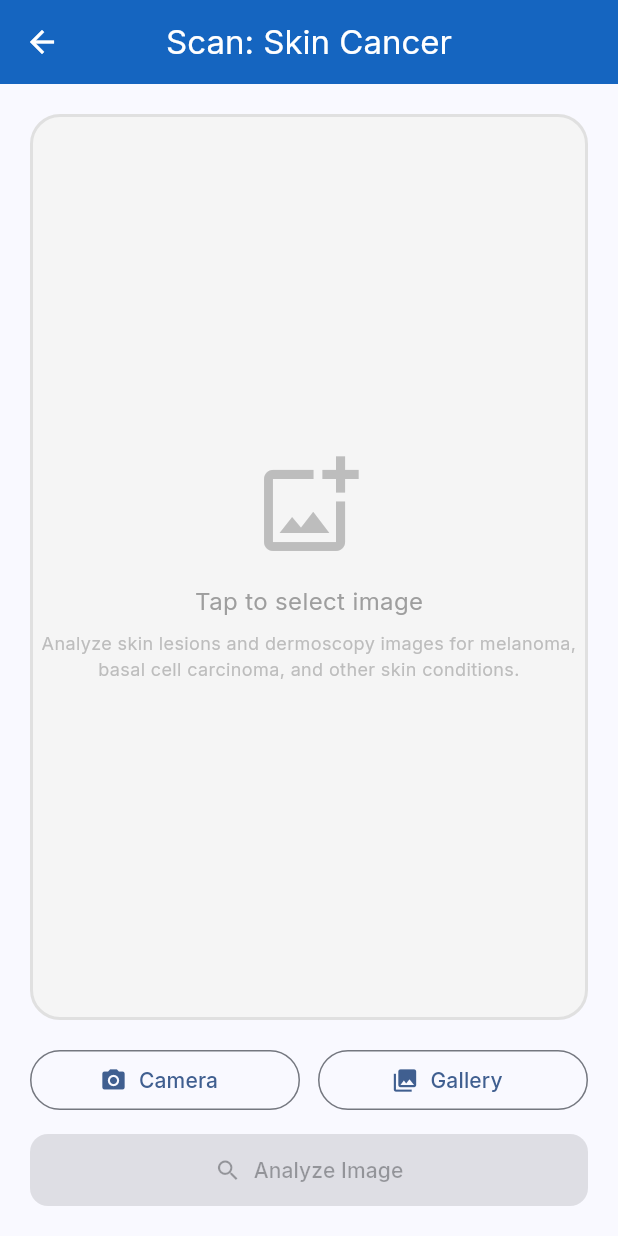
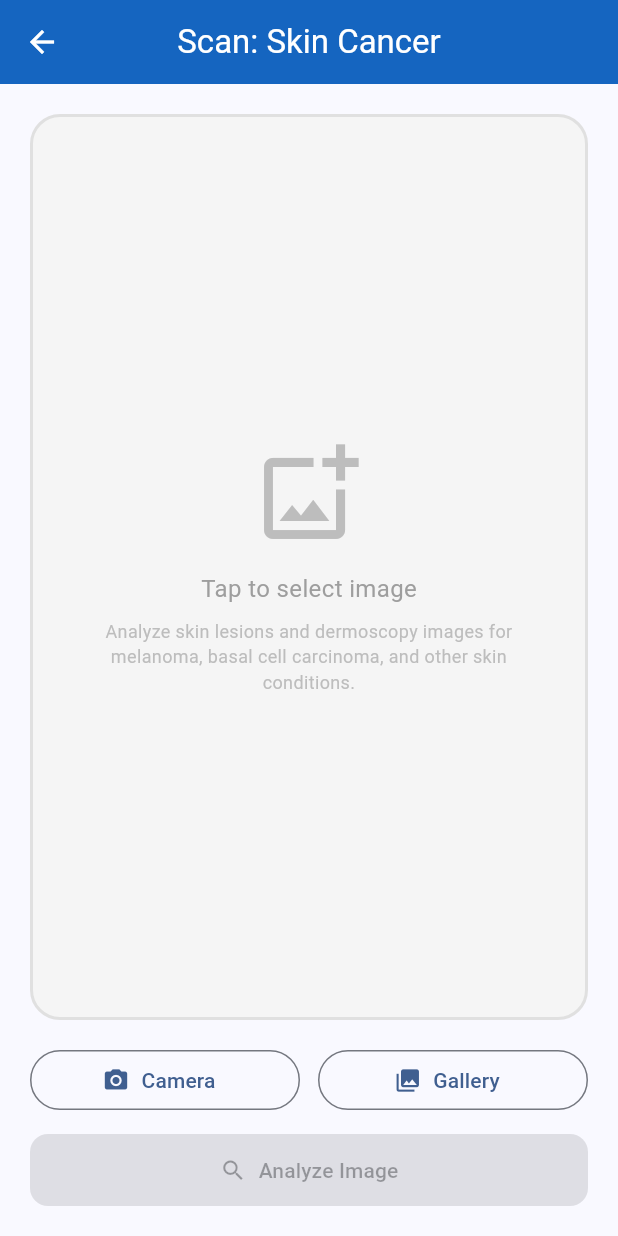
Before and after one commit to nikku-toji/cancer-detection-app, a Flutter app: the screen it shows after launch, after a tap on "Skin Cancer", on a phone screen of 412 x 824 dp. Run offline on Flutter 3.47's test engine with Material 3 defaults, Android fonts, the phone set to English and light mode, and no system bars; drawn by our look-alikes of flutter_animate; our stand-ins replace dio, flutter_riverpod, go_router, hive, hive_flutter, image_picker and 1 more; missing offline and left inert: file_selector, tflite_flutter; accounts and stored records are empty.

Commit message:
fix: remove google_fonts (macOS sandbox), add file_selector for desktop image picking, hide camera on desktop

```diff
--- a/lib/core/theme/app_theme.dart
+++ b/lib/core/theme/app_theme.dart
@@ -1,20 +1,19 @@
 import 'package:flutter/material.dart';
-import 'package:google_fonts/google_fonts.dart';
 
 class AppTheme {
-  static const _primaryColor = Color(0xFF1565C0); // Deep medical blue
-  static const _accentColor = Color(0xFF00ACC1);  // Teal accent
+  static const _primaryColor = Color(0xFF1565C0);
+  static const _accentColor = Color(0xFF00ACC1);
   static const _errorColor = Color(0xFFD32F2F);
   static const _warningColor = Color(0xFFF57C00);
   static const _successColor = Color(0xFF388E3C);
 
+  // Use system font — avoids macOS sandbox network block that google_fonts triggers
   static ThemeData get lightTheme => ThemeData(
         useMaterial3: true,
         colorScheme: ColorScheme.fromSeed(
           seedColor: _primaryColor,
           brightness: Brightness.light,
         ),
-        textTheme: GoogleFonts.interTextTheme(),
         appBarTheme: const AppBarTheme(
           backgroundColor: _primaryColor,
           foregroundColor: Colors.white,
@@ -53,7 +52,6 @@ class AppTheme {
           seedColor: _primaryColor,
           brightness: Brightness.dark,
         ),
-        textTheme: GoogleFonts.interTextTheme(ThemeData.dark().textTheme),
       );
 }
 
@@ -72,14 +70,14 @@ class AppColors extends ThemeExtension<AppColors> {
   });
 
   @override
-  AppColors copyWith({Color? accent, Color? error, Color? warning, Color? success}) {
-    return AppColors(
-      accent: accent ?? this.accent,
-      error: error ?? this.error,
-      warning: warning ?? this.warning,
-      success: success ?? this.success,
-    );
-  }
+  AppColors copyWith(
+          {Color? accent, Color? error, Color? warning, Color? success}) =>
+      AppColors(
+        accent: accent ?? this.accent,
+        error: error ?? this.error,
+        warning: warning ?? this.warning,
+        success: success ?? this.success,
+      );
 
   @override
   AppColors lerp(AppColors? other, double t) {
--- a/lib/presentation/screens/scan/scan_screen.dart
+++ b/lib/presentation/screens/scan/scan_screen.dart
@@ -1,7 +1,9 @@
 import 'dart:io';
+import 'package:flutter/foundation.dart';
 import 'package:flutter/material.dart';
 import 'package:flutter_riverpod/flutter_riverpod.dart';
 import 'package:image_picker/image_picker.dart';
+import 'package:file_selector/file_selector.dart';
 import 'package:go_router/go_router.dart';
 import 'package:flutter_animate/flutter_animate.dart';
 import '../../../core/constants/app_constants.dart';
@@ -9,7 +11,6 @@ import '../../providers/scan_provider.dart';
 
 class ScanScreen extends ConsumerStatefulWidget {
   final String cancerType;
-
   const ScanScreen({super.key, required this.cancerType});
 
   @override
@@ -20,7 +21,32 @@ class _ScanScreenState extends ConsumerState<ScanScreen> {
   File? _selectedImage;
   final _picker = ImagePicker();
 
-  Future<void> _pickImage(ImageSource source) async {
+  // Detect if we're on desktop (macOS/Windows/Linux)
+  bool get _isDesktop =>
+      !kIsWeb &&
+      (Platform.isMacOS || Platform.isWindows || Platform.isLinux);
+
+  /// Pick image: use file_selector on desktop, image_picker on mobile
+  Future<void> _pickImage([ImageSource source = ImageSource.gallery]) async {
+    if (_isDesktop) {
+      await _pickImageDesktop();
+    } else {
+      await _pickImageMobile(source);
+    }
+  }
+
+  Future<void> _pickImageDesktop() async {
+    const typeGroup = XTypeGroup(
+      label: 'Images',
+      extensions: ['jpg', 'jpeg', 'png', 'bmp', 'tiff'],
+    );
+    final file = await openFile(acceptedTypeGroups: [typeGroup]);
+    if (file != null) {
+      setState(() => _selectedImage = File(file.path));
+    }
+  }
+
+  Future<void> _pickImageMobile(ImageSource source) async {
     final picked = await _picker.pickImage(
       source: source,
       imageQuality: 95,
@@ -55,15 +81,16 @@ class _ScanScreenState extends ConsumerState<ScanScreen> {
         child: Column(
           crossAxisAlignment: CrossAxisAlignment.stretch,
           children: [
-            // Image preview
+            // Image preview area
             Expanded(
               child: GestureDetector(
-                onTap: () => _showPickerDialog(),
+                onTap: isLoading ? null : () => _pickImage(),
                 child: Container(
                   decoration: BoxDecoration(
                     color: Colors.grey[100],
                     borderRadius: BorderRadius.circular(20),
-                    border: Border.all(color: Colors.grey[300]!, width: 2),
+                    border:
+                        Border.all(color: Colors.grey[300]!, width: 2),
                   ),
                   child: _selectedImage != null
                       ? ClipRRect(
@@ -83,16 +110,25 @@ class _ScanScreenState extends ConsumerState<ScanScreen> {
                             ),
                             const SizedBox(height: 16),
                             Text(
-                              'Tap to select image',
-                              style: TextStyle(color: Colors.grey[500], fontSize: 16),
+                              _isDesktop
+                                  ? 'Click to browse image file'
+                                  : 'Tap to select image',
+                              style: TextStyle(
+                                  color: Colors.grey[500], fontSize: 16),
                             ),
                             const SizedBox(height: 8),
-                            Text(
-                              AppConstants.cancerDescriptions[widget.cancerType]!,
+                            Padding(
+                              padding:
+                                  const EdgeInsets.symmetric(horizontal: 32),
+                              child: Text(
+                                AppConstants
+                                    .cancerDescriptions[widget.cancerType]!,
                                 textAlign: TextAlign.center,
-                              style: TextStyle(color: Colors.grey[400], fontSize: 12),
+                                style: TextStyle(
+                                    color: Colors.grey[400], fontSize: 12),
                                 maxLines: 3,
                                 overflow: TextOverflow.ellipsis,
+                              ),
                             ),
                           ],
                         ).animate().fadeIn(),
@@ -101,12 +137,15 @@ class _ScanScreenState extends ConsumerState<ScanScreen> {
             ),
             const SizedBox(height: 16),
 
-            // Action buttons
+            // Action buttons — camera only shown on mobile
+            if (!_isDesktop)
               Row(
                 children: [
                   Expanded(
                     child: OutlinedButton.icon(
-                    onPressed: isLoading ? null : () => _pickImage(ImageSource.camera),
+                      onPressed: isLoading
+                          ? null
+                          : () => _pickImage(ImageSource.camera),
                       icon: const Icon(Icons.camera_alt),
                       label: const Text('Camera'),
                     ),
@@ -114,18 +153,29 @@ class _ScanScreenState extends ConsumerState<ScanScreen> {
                   const SizedBox(width: 12),
                   Expanded(
                     child: OutlinedButton.icon(
-                    onPressed: isLoading ? null : () => _pickImage(ImageSource.gallery),
+                      onPressed: isLoading
+                          ? null
+                          : () => _pickImage(ImageSource.gallery),
                       icon: const Icon(Icons.photo_library),
                       label: const Text('Gallery'),
                     ),
                   ),
                 ],
               ),
+
+            if (_isDesktop)
+              OutlinedButton.icon(
+                onPressed: isLoading ? null : () => _pickImage(),
+                icon: const Icon(Icons.folder_open),
+                label: const Text('Browse Image File'),
+              ),
+
             const SizedBox(height: 12),
 
             // Analyze button
             FilledButton.icon(
-              onPressed: (_selectedImage != null && !isLoading) ? _runAnalysis : null,
+              onPressed:
+                  (_selectedImage != null && !isLoading) ? _runAnalysis : null,
               icon: isLoading
                   ? const SizedBox(
                       width: 18,
@@ -153,39 +203,4 @@ class _ScanScreenState extends ConsumerState<ScanScreen> {
       ),
     );
   }
-
-  void _showPickerDialog() {
-    showModalBottomSheet(
-      context: context,
-      shape: const RoundedRectangleBorder(
-        borderRadius: BorderRadius.vertical(top: Radius.circular(20)),
-      ),
-      builder: (_) => SafeArea(
-        child: Padding(
-          padding: const EdgeInsets.all(16),
-          child: Column(
-            mainAxisSize: MainAxisSize.min,
-            children: [
-              ListTile(
-                leading: const Icon(Icons.camera_alt),
-                title: const Text('Take Photo'),
-                onTap: () {
-                  Navigator.pop(context);
-                  _pickImage(ImageSource.camera);
-                },
-              ),
-              ListTile(
-                leading: const Icon(Icons.photo_library),
-                title: const Text('Choose from Gallery'),
-                onTap: () {
-                  Navigator.pop(context);
-                  _pickImage(ImageSource.gallery);
-                },
-              ),
-            ],
-          ),
-        ),
-      ),
-    );
 }
-}
```
Also changed, not shown: pubspec.yaml (+4 -4 lines). Lines whose indentation alone changed are shown as unchanged.
